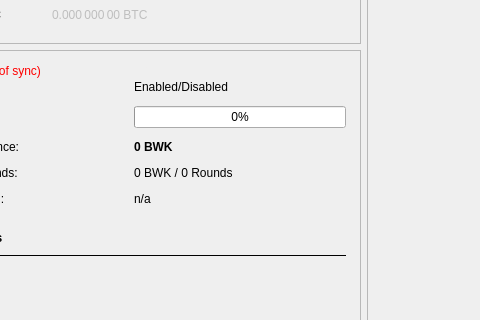
The window that src/qt/forms/overviewpage.ui (TUSC-Develop/Bulwark) describes before a commit, drawn with Qt 5; both pictures show x 116 to 596 and y 309 to 629 of the 960 by 720 pixel window.
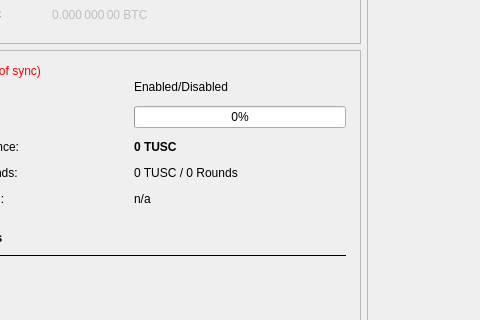
The same window after the commit. Custom widgets are drawn as their Qt base class.

Patch:
```diff
--- a/src/qt/forms/overviewpage.ui
+++ b/src/qt/forms/overviewpage.ui
@@ -567,7 +567,7 @@
               </font>
              </property>
              <property name="text">
-              <string notr="true">0 BWK</string>
+              <string notr="true">0 TUSC</string>
              </property>
             </widget>
            </item>
@@ -593,7 +593,7 @@
               </font>
              </property>
              <property name="text">
-              <string>0 BWK / 0 Rounds</string>
+              <string>0 TUSC / 0 Rounds</string>
              </property>
             </widget>
            </item>
```
Left out of the diff: 6 changed lines with no effect on the pictures.
